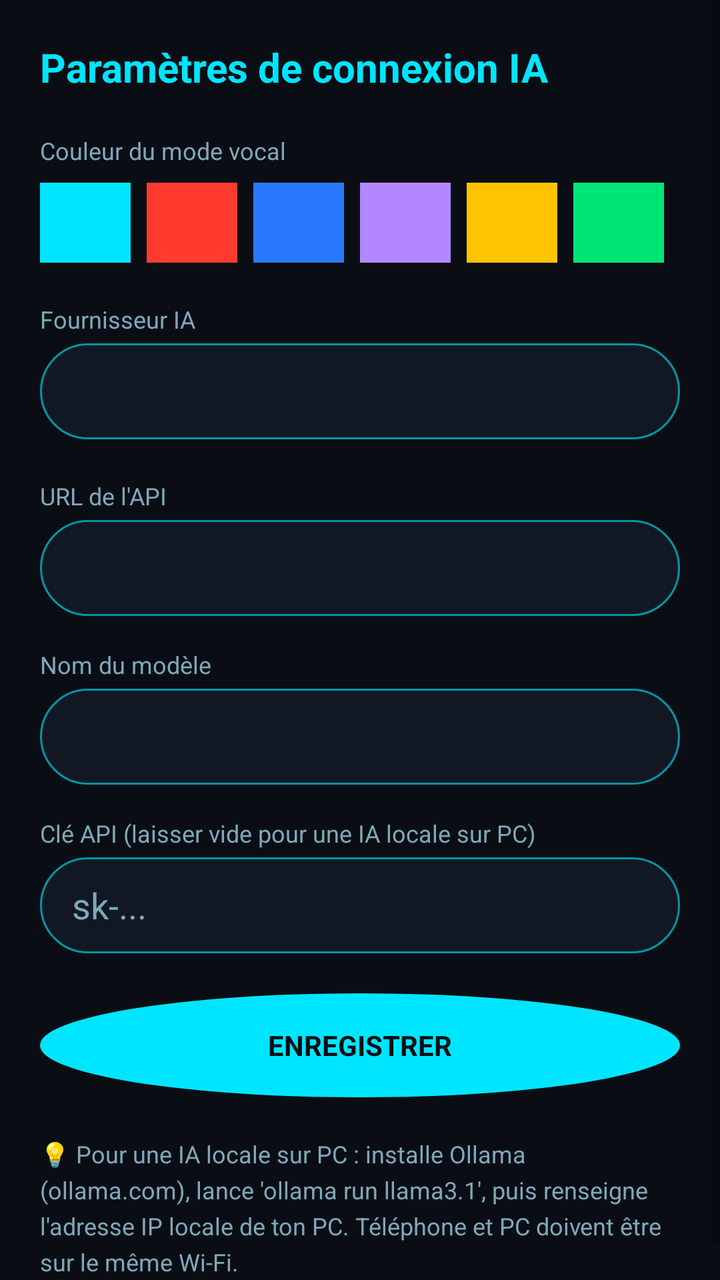
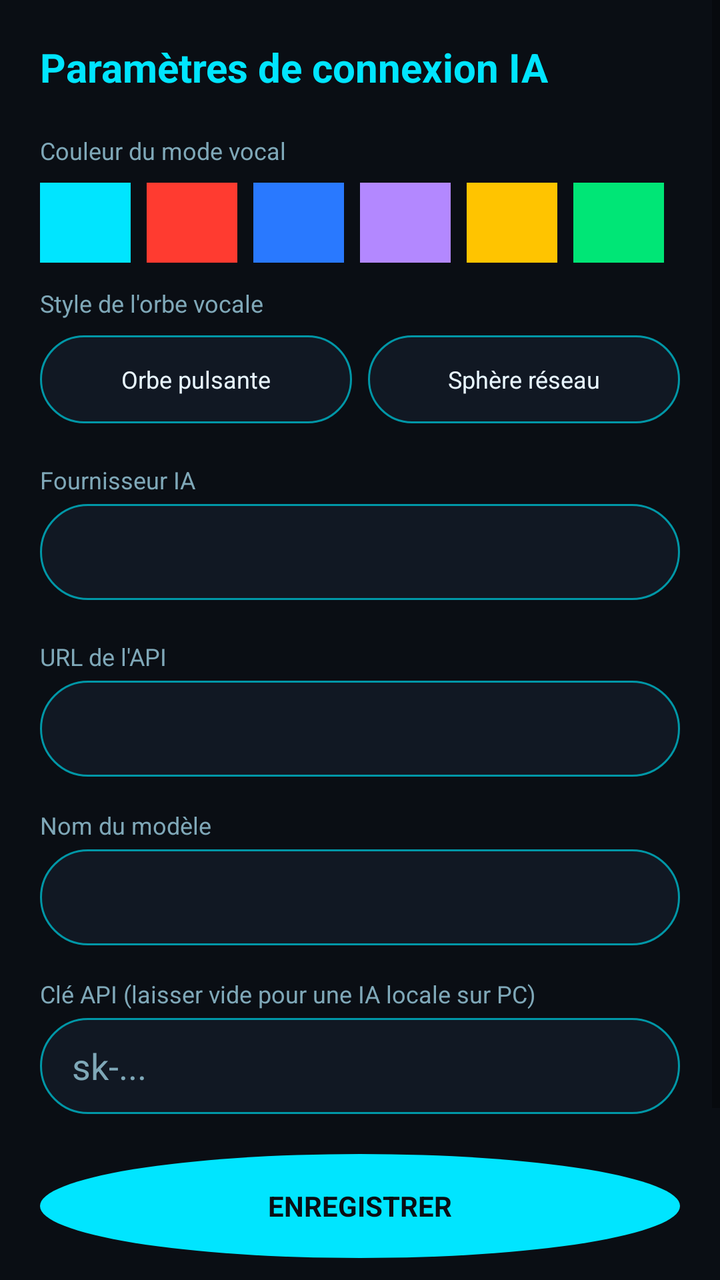

Two renders of the same Android screen: before a commit and after it. Below are the layout's source before the change and the commit's diff.
<!-- AndroidManifest.xml: activity theme Theme.Jarvis -->
<!-- res/layout/activity_settings.xml -->
<?xml version="1.0" encoding="utf-8"?>
<ScrollView xmlns:android="http://schemas.android.com/apk/res/android"
    android:layout_width="match_parent"
    android:layout_height="match_parent"
    android:background="@color/background_dark">

    <LinearLayout
        android:layout_width="match_parent"
        android:layout_height="wrap_content"
        android:orientation="vertical"
        android:padding="20dp">

        <TextView
            android:layout_width="wrap_content"
            android:layout_height="wrap_content"
            android:text="@string/settings_title"
            android:textColor="@color/cyan_accent"
            android:textSize="20sp"
            android:textStyle="bold"
            android:layout_marginBottom="20dp" />

        
        <TextView
            android:layout_width="wrap_content"
            android:layout_height="wrap_content"
            android:text="Couleur du mode vocal"
            android:textColor="@color/text_secondary"
            android:textSize="12sp" />

        <LinearLayout
            android:layout_width="match_parent"
            android:layout_height="wrap_content"
            android:orientation="horizontal"
            android:layout_marginTop="8dp"
            android:layout_marginBottom="20dp">

            <TextView android:id="@+id/colorCyan" style="@style/ColorSwatch" android:background="#00E5FF" />
            <TextView android:id="@+id/colorRed" style="@style/ColorSwatch" android:background="#FF3B30" />
            <TextView android:id="@+id/colorBlue" style="@style/ColorSwatch" android:background="#2979FF" />
            <TextView android:id="@+id/colorPurple" style="@style/ColorSwatch" android:background="#B388FF" />
            <TextView android:id="@+id/colorGold" style="@style/ColorSwatch" android:background="#FFC400" />
            <TextView android:id="@+id/colorGreen" style="@style/ColorSwatch" android:background="#00E676" />

        </LinearLayout>

        <TextView
            android:layout_width="wrap_content"
            android:layout_height="wrap_content"
            android:text="Fournisseur IA"
            android:textColor="@color/text_secondary"
            android:textSize="12sp" />

        <Spinner
            android:id="@+id/providerSpinner"
            android:layout_width="match_parent"
            android:layout_height="48dp"
            android:background="@drawable/bg_input"
            android:popupBackground="@color/surface_dark"
            android:layout_marginTop="4dp"
            android:layout_marginBottom="20dp" />

        
        <LinearLayout
            android:id="@+id/cloudSection"
            android:layout_width="match_parent"
            android:layout_height="wrap_content"
            android:orientation="vertical">

            <TextView
                android:layout_width="wrap_content"
                android:layout_height="wrap_content"
                android:text="URL de l'API"
                android:textColor="@color/text_secondary"
                android:textSize="12sp" />

            <EditText
                android:id="@+id/baseUrlInput"
                android:layout_width="match_parent"
                android:layout_height="48dp"
                android:background="@drawable/bg_input"
                android:paddingStart="16dp"
                android:paddingEnd="16dp"
                android:textColor="@color/text_primary"
                android:textColorHint="@color/text_secondary"
                android:inputType="textUri"
                android:layout_marginTop="4dp"
                android:layout_marginBottom="16dp" />

            <TextView
                android:layout_width="wrap_content"
                android:layout_height="wrap_content"
                android:text="Nom du modèle"
                android:textColor="@color/text_secondary"
                android:textSize="12sp" />

            <EditText
                android:id="@+id/modelInput"
                android:layout_width="match_parent"
                android:layout_height="48dp"
                android:background="@drawable/bg_input"
                android:paddingStart="16dp"
                android:paddingEnd="16dp"
                android:textColor="@color/text_primary"
                android:textColorHint="@color/text_secondary"
                android:layout_marginTop="4dp"
                android:layout_marginBottom="16dp" />

            <TextView
                android:layout_width="wrap_content"
                android:layout_height="wrap_content"
                android:text="Clé API (laisser vide pour une IA locale sur PC)"
                android:textColor="@color/text_secondary"
                android:textSize="12sp" />

            <EditText
                android:id="@+id/apiKeyInput"
                android:layout_width="match_parent"
                android:layout_height="48dp"
                android:background="@drawable/bg_input"
                android:paddingStart="16dp"
                android:paddingEnd="16dp"
                android:textColor="@color/text_primary"
                android:hint="sk-..."
                android:textColorHint="@color/text_secondary"
                android:inputType="textPassword"
                android:layout_marginTop="4dp"
                android:layout_marginBottom="8dp" />

        </LinearLayout>

        
        <LinearLayout
            android:id="@+id/localSection"
            android:layout_width="match_parent"
            android:layout_height="wrap_content"
            android:orientation="vertical"
            android:visibility="gone">

            <TextView
                android:layout_width="wrap_content"
                android:layout_height="wrap_content"
                android:text="Jeton Hugging Face (gratuit)"
                android:textColor="@color/text_secondary"
                android:textSize="12sp" />

            <EditText
                android:id="@+id/hfTokenInput"
                android:layout_width="match_parent"
                android:layout_height="48dp"
                android:background="@drawable/bg_input"
                android:paddingStart="16dp"
                android:paddingEnd="16dp"
                android:textColor="@color/text_primary"
                android:hint="hf_..."
                android:textColorHint="@color/text_secondary"
                android:inputType="textPassword"
                android:layout_marginTop="4dp"
                android:layout_marginBottom="8dp" />

            <TextView
                android:layout_width="match_parent"
                android:layout_height="wrap_content"
                android:text="💡 Crée un compte gratuit sur huggingface.co → Settings → Access Tokens → New token (lecture seule). Puis accepte la licence Gemma sur la page du modèle litert-community/Gemma3-1B-IT."
                android:textColor="@color/text_secondary"
                android:textSize="11sp"
                android:lineSpacingExtra="3dp"
                android:layout_marginBottom="16dp" />

            <TextView
                android:id="@+id/downloadRecommendedButton"
                android:layout_width="match_parent"
                android:layout_height="52dp"
                android:text="TÉLÉCHARGER GEMMA 3 1B (≈550 Mo)"
                android:textColor="@color/background_dark"
                android:textStyle="bold"
                android:gravity="center"
                android:background="@drawable/bg_mic_button"
                android:layout_marginBottom="12dp" />

            <TextView
                android:layout_width="wrap_content"
                android:layout_height="wrap_content"
                android:text="Ou coller l'URL d'un autre modèle .task (plus puissant)"
                android:textColor="@color/text_secondary"
                android:textSize="12sp"
                android:layout_marginTop="8dp" />

            <EditText
                android:id="@+id/customModelUrlInput"
                android:layout_width="match_parent"
                android:layout_height="48dp"
                android:background="@drawable/bg_input"
                android:paddingStart="16dp"
                android:paddingEnd="16dp"
                android:textColor="@color/text_primary"
                android:hint="https://huggingface.co/.../modele.task"
                android:textColorHint="@color/text_secondary"
                android:inputType="textUri"
                android:layout_marginTop="4dp"
                android:layout_marginBottom="8dp" />

            <TextView
                android:id="@+id/downloadCustomButton"
                android:layout_width="match_parent"
                android:layout_height="52dp"
                android:text="TÉLÉCHARGER CETTE URL"
                android:textColor="@color/cyan_accent"
                android:textStyle="bold"
                android:gravity="center"
                android:background="@drawable/bg_input"
                android:layout_marginBottom="16dp" />

            <TextView
                android:id="@+id/downloadProgressText"
                android:layout_width="match_parent"
                android:layout_height="wrap_content"
                android:text=""
                android:textColor="@color/cyan_accent"
                android:textSize="13sp"
                android:gravity="center"
                android:layout_marginBottom="8dp" />

            <TextView
                android:id="@+id/localModelPathText"
                android:layout_width="match_parent"
                android:layout_height="wrap_content"
                android:background="@drawable/bg_input"
                android:padding="12dp"
                android:text="Aucun modèle importé"
                android:textColor="@color/text_primary"
                android:textSize="12sp"
                android:layout_marginBottom="12dp" />

            <TextView
                android:id="@+id/pickModelButton"
                android:layout_width="match_parent"
                android:layout_height="48dp"
                android:text="OU IMPORTER UN FICHIER .task MANUELLEMENT"
                android:textColor="@color/text_secondary"
                android:textSize="12sp"
                android:gravity="center"
                android:background="@drawable/bg_input"
                android:layout_marginBottom="8dp" />

        </LinearLayout>

        <TextView
            android:id="@+id/saveButton"
            android:layout_width="match_parent"
            android:layout_height="52dp"
            android:text="ENREGISTRER"
            android:textColor="@color/background_dark"
            android:textStyle="bold"
            android:gravity="center"
            android:background="@drawable/bg_mic_button"
            android:layout_marginTop="12dp" />

        <TextView
            android:layout_width="match_parent"
            android:layout_height="wrap_content"
            android:layout_marginTop="20dp"
            android:text="💡 Pour une IA locale sur PC : installe Ollama (ollama.com), lance 'ollama run llama3.1', puis renseigne l'adresse IP locale de ton PC. Téléphone et PC doivent être sur le même Wi-Fi."
            android:textColor="@color/text_secondary"
            android:textSize="12sp"
            android:lineSpacingExtra="4dp" />

    </LinearLayout>

</ScrollView>
<!-- resources referenced by this layout -->
<resources>
  <color name="background_dark">#0A0E14</color>
  <color name="cyan_accent">#00E5FF</color>
  <color name="surface_dark">#111823</color>
  <color name="text_primary">#E8F6FF</color>
  <color name="text_secondary">#7FA8B8</color>
  <!-- drawable bg_input (drawable) -->
  <?xml version="1.0" encoding="utf-8"?>
  <shape xmlns:android="http://schemas.android.com/apk/res/android" android:shape="rectangle">
      <solid android:color="@color/surface_dark" />
      <stroke android:width="1dp" android:color="@color/cyan_dim" />
      <corners android:radius="24dp" />
  </shape>
  <!-- drawable bg_mic_button (drawable) -->
  <?xml version="1.0" encoding="utf-8"?>
  <shape xmlns:android="http://schemas.android.com/apk/res/android" android:shape="oval">
      <solid android:color="@color/cyan_accent" />
  </shape>
  <string name="settings_title">Paramètres de connexion IA</string>
  <style name="ColorSwatch">
          <item name="android:layout_width">0dp</item>
          <item name="android:layout_height">40dp</item>
          <item name="android:layout_weight">1</item>
          <item name="android:layout_marginEnd">8dp</item>
      </style>
  <style name="Theme.Jarvis" parent="Theme.MaterialComponents.DayNight.NoActionBar">
          <item name="colorPrimary">@color/cyan_accent</item>
          <item name="colorPrimaryDark">@color/background_dark</item>
          <item name="colorAccent">@color/cyan_accent</item>
          <item name="android:windowBackground">@color/background_dark</item>
          <item name="android:statusBarColor">@color/background_dark</item>
          <item name="android:navigationBarColor">@color/background_dark</item>
          <item name="android:textColorPrimary">@color/text_primary</item>
      </style>
  <color name="cyan_dim">#0097A7</color>
</resources>

<!-- the commit's change to res/layout/activity_settings.xml (unified diff, before → after) -->
@@ -32,7 +32,7 @@
             android:layout_height="wrap_content"
             android:orientation="horizontal"
             android:layout_marginTop="8dp"
-            android:layout_marginBottom="20dp">
+            android:layout_marginBottom="12dp">
 
             <TextView android:id="@+id/colorCyan" style="@style/ColorSwatch" android:background="#00E5FF" />
             <TextView android:id="@+id/colorRed" style="@style/ColorSwatch" android:background="#FF3B30" />
@@ -46,6 +46,45 @@
         <TextView
             android:layout_width="wrap_content"
             android:layout_height="wrap_content"
+            android:text="Style de l'orbe vocale"
+            android:textColor="@color/text_secondary"
+            android:textSize="12sp" />
+
+        <LinearLayout
+            android:layout_width="match_parent"
+            android:layout_height="wrap_content"
+            android:orientation="horizontal"
+            android:layout_marginTop="8dp"
+            android:layout_marginBottom="20dp">
+
+            <TextView
+                android:id="@+id/styleOrbPulse"
+                android:layout_width="0dp"
+                android:layout_height="44dp"
+                android:layout_weight="1"
+                android:layout_marginEnd="8dp"
+                android:text="Orbe pulsante"
+                android:textSize="12sp"
+                android:gravity="center"
+                android:background="@drawable/bg_input"
+                android:textColor="@color/text_primary" />
+
+            <TextView
+                android:id="@+id/styleOrbNetwork"
+                android:layout_width="0dp"
+                android:layout_height="44dp"
+                android:layout_weight="1"
+                android:text="Sphère réseau"
+                android:textSize="12sp"
+                android:gravity="center"
+                android:background="@drawable/bg_input"
+                android:textColor="@color/text_primary" />
+
+        </LinearLayout>
+
+        <TextView
+            android:layout_width="wrap_content"
+            android:layout_height="wrap_content"
             android:text="Fournisseur IA"
             android:textColor="@color/text_secondary"
             android:textSize="12sp" />
@@ -137,44 +176,73 @@
             android:visibility="gone">
 
             <TextView
-                android:layout_width="wrap_content"
-                android:layout_height="wrap_content"
-                android:text="Jeton Hugging Face (gratuit)"
-                android:textColor="@color/text_secondary"
-                android:textSize="12sp" />
-
-            <EditText
-                android:id="@+id/hfTokenInput"
-                android:layout_width="match_parent"
-                android:layout_height="48dp"
-                android:background="@drawable/bg_input"
-                android:paddingStart="16dp"
-                android:paddingEnd="16dp"
-                android:textColor="@color/text_primary"
-                android:hint="hf_..."
-                android:textColorHint="@color/text_secondary"
-                android:inputType="textPassword"
-                android:layout_marginTop="4dp"
-                android:layout_marginBottom="8dp" />
-
-            <TextView
-                android:layout_width="match_parent"
-                android:layout_height="wrap_content"
-                android:text="💡 Crée un compte gratuit sur huggingface.co → Settings → Access Tokens → New token (lecture seule). Puis accepte la licence Gemma sur la page du modèle litert-community/Gemma3-1B-IT."
+                android:layout_width="match_parent"
+                android:layout_height="wrap_content"
+                android:text="⚠️ Remarque : Ollama ne fonctionne que sur PC/Mac (choisis « IA locale sur PC » dans la liste au-dessus pour ça). Ici, Gemma tourne directement sur ton téléphone, sans PC."
                 android:textColor="@color/text_secondary"
                 android:textSize="11sp"
                 android:lineSpacingExtra="3dp"
                 android:layout_marginBottom="16dp" />
 
             <TextView
-                android:id="@+id/downloadRecommendedButton"
+                android:id="@+id/downloadNoKeyButton"
                 android:layout_width="match_parent"
                 android:layout_height="52dp"
-                android:text="TÉLÉCHARGER GEMMA 3 1B (≈550 Mo)"
+                android:text="TÉLÉCHARGER SANS COMPTE (miroir communautaire)"
                 android:textColor="@color/background_dark"
                 android:textStyle="bold"
                 android:gravity="center"
                 android:background="@drawable/bg_mic_button"
+                android:layout_marginBottom="8dp" />
+
+            <TextView
+                android:layout_width="match_parent"
+                android:layout_height="wrap_content"
+                android:text="Non officiel, peut disparaître ou changer sans préavis. Pour un modèle garanti par Google, utilise l'option ci-dessous (jeton gratuit requis, licence Gemma oblige)."
+                android:textColor="@color/text_secondary"
+                android:textSize="11sp"
+                android:lineSpacingExtra="3dp"
+                android:layout_marginBottom="16dp" />
+
+            <TextView
+                android:layout_width="wrap_content"
+                android:layout_height="wrap_content"
+                android:text="Jeton Hugging Face (optionnel, requis pour le modèle officiel)"
+                android:textColor="@color/text_secondary"
+                android:textSize="12sp" />
+
+            <EditText
+                android:id="@+id/hfTokenInput"
+                android:layout_width="match_parent"
+                android:layout_height="48dp"
+                android:background="@drawable/bg_input"
+                android:paddingStart="16dp"
+                android:paddingEnd="16dp"
+                android:textColor="@color/text_primary"
+                android:hint="hf_... (laisser vide si tu utilises le miroir sans compte)"
+                android:textColorHint="@color/text_secondary"
+                android:inputType="textPassword"
+                android:layout_marginTop="4dp"
+                android:layout_marginBottom="8dp" />
+
+            <TextView
+                android:layout_width="match_parent"
+                android:layout_height="wrap_content"
+                android:text="💡 Crée un compte gratuit sur huggingface.co → Settings → Access Tokens → New token (lecture seule). Puis accepte la licence Gemma sur la page du modèle litert-community/Gemma3-1B-IT."
+                android:textColor="@color/text_secondary"
+                android:textSize="11sp"
+                android:lineSpacingExtra="3dp"
+                android:layout_marginBottom="16dp" />
+
+            <TextView
+                android:id="@+id/downloadRecommendedButton"
+                android:layout_width="match_parent"
+                android:layout_height="52dp"
+                android:text="TÉLÉCHARGER GEMMA 3 1B OFFICIEL (≈550 Mo)"
+                android:textColor="@color/cyan_accent"
+                android:textStyle="bold"
+                android:gravity="center"
+                android:background="@drawable/bg_input"
                 android:layout_marginBottom="12dp" />
 
             <TextView
